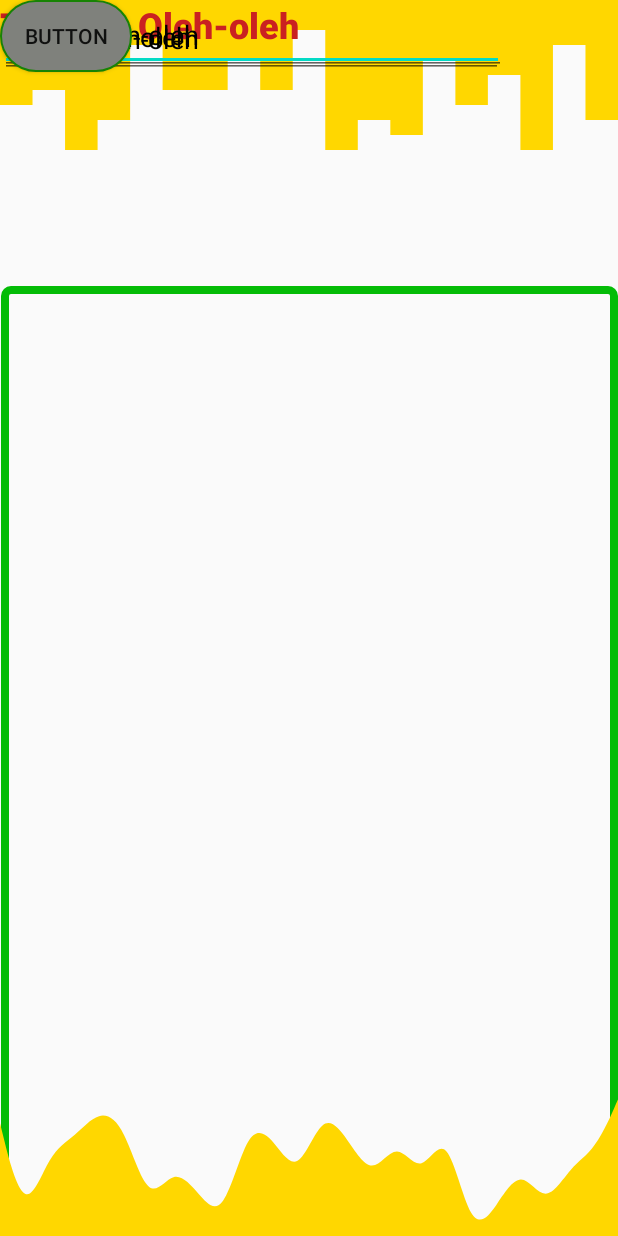
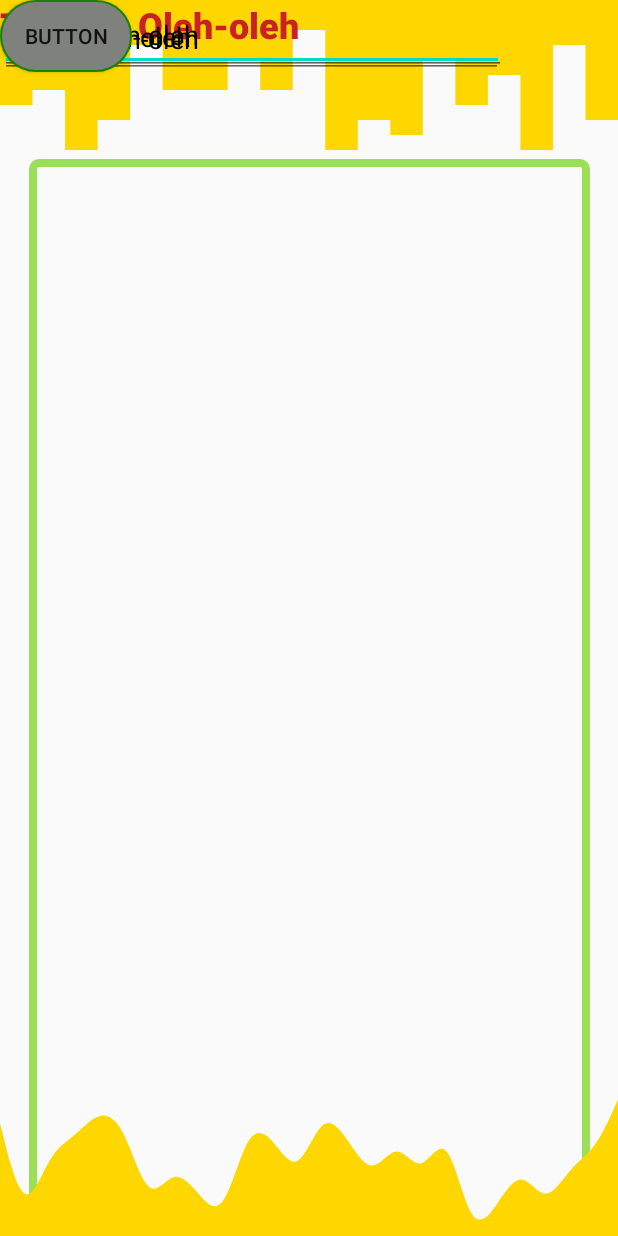
Before and after one commit to Oleh2RiauOnline/ORIO, an Android app: the layout orio_barang.xml on its own in the app's theme, with its tools: preview values and no code run, on a phone screen of 412 x 824 dp. Run offline under Robolectric (Android 15) with nearby library versions, the phone set to English and light mode, and no system bars.

```diff
--- a/Orio/app/src/main/res/drawable/round_border_barang.xml
+++ b/Orio/app/src/main/res/drawable/round_border_barang.xml
@@ -1,6 +1,6 @@
 <?xml version="1.0" encoding="utf-8"?>
 <shape android:shape="rectangle" xmlns:android="http://schemas.android.com/apk/res/android">
-    <stroke android:color="#04BC07"
+    <stroke android:color="#9BDF56"
         android:width="5dp"/>
     <corners android:bottomLeftRadius="0dp"
         android:bottomRightRadius="0dp"
--- a/Orio/app/src/main/res/layout/orio_barang.xml
+++ b/Orio/app/src/main/res/layout/orio_barang.xml
@@ -7,6 +7,15 @@
     android:layout_height="match_parent">
 
     <View
+        android:id="@+id/view7"
+        android:layout_width="374dp"
+        android:layout_height="718dp"
+        android:background="@drawable/round_border_barang"
+        app:layout_constraintBottom_toBottomOf="parent"
+        app:layout_constraintEnd_toEndOf="parent"
+        app:layout_constraintStart_toStartOf="@+id/view6" />
+
+    <View
         android:id="@+id/view6"
         android:layout_width="0dp"
         android:layout_height="100sp"
@@ -14,15 +23,6 @@
         app:layout_constraintEnd_toEndOf="parent"
         app:layout_constraintStart_toStartOf="parent"
         app:layout_constraintTop_toTopOf="parent" />
-
-    <View
-        android:id="@+id/view7"
-        android:layout_width="411dp"
-        android:layout_height="633dp"
-        android:background="@drawable/round_border_barang"
-        app:layout_constraintBottom_toBottomOf="parent"
-        app:layout_constraintEnd_toEndOf="parent"
-        app:layout_constraintStart_toStartOf="@+id/view6" />
 
     <View
         android:id="@+id/view8"
@@ -44,7 +44,8 @@
         android:textColorHighlight="#AE3535"
         android:textSize="24sp"
         tools:layout_editor_absoluteX="106dp"
-        tools:layout_editor_absoluteY="175dp" />
+        tools:layout_editor_absoluteY="175dp"
+        tools:ignore="MissingConstraints" />
 
     <EditText
         android:id="@+id/editTextTextPersonName5"
@@ -55,7 +56,8 @@
         android:inputType="textPersonName"
         android:textColorHint="#000000"
         tools:layout_editor_absoluteX="37dp"
-        tools:layout_editor_absoluteY="269dp" />
+        tools:layout_editor_absoluteY="269dp"
+        tools:ignore="MissingConstraints" />
 
     <EditText
         android:id="@+id/editTextTextPersonName9"
@@ -66,7 +68,8 @@
         android:inputType="textPersonName"
         android:textColorHint="#000000"
         tools:layout_editor_absoluteX="39dp"
-        tools:layout_editor_absoluteY="386dp" />
+        tools:layout_editor_absoluteY="386dp"
+        tools:ignore="MissingConstraints" />
 
     <EditText
         android:id="@+id/editTextTextPersonName6"
@@ -77,7 +80,8 @@
         android:inputType="textPersonName"
         android:textColorHint="#000000"
         tools:layout_editor_absoluteX="37dp"
-        tools:layout_editor_absoluteY="324dp" />
+        tools:layout_editor_absoluteY="324dp"
+        tools:ignore="MissingConstraints" />
 
     <Button
         android:id="@+id/button"
@@ -86,6 +90,7 @@
         android:background="@drawable/round_border_button"
         android:text="Button"
         tools:layout_editor_absoluteX="161dp"
-        tools:layout_editor_absoluteY="484dp" />
+        tools:layout_editor_absoluteY="484dp"
+        tools:ignore="MissingConstraints" />
 
 </androidx.constraintlayout.widget.ConstraintLayout>
```
